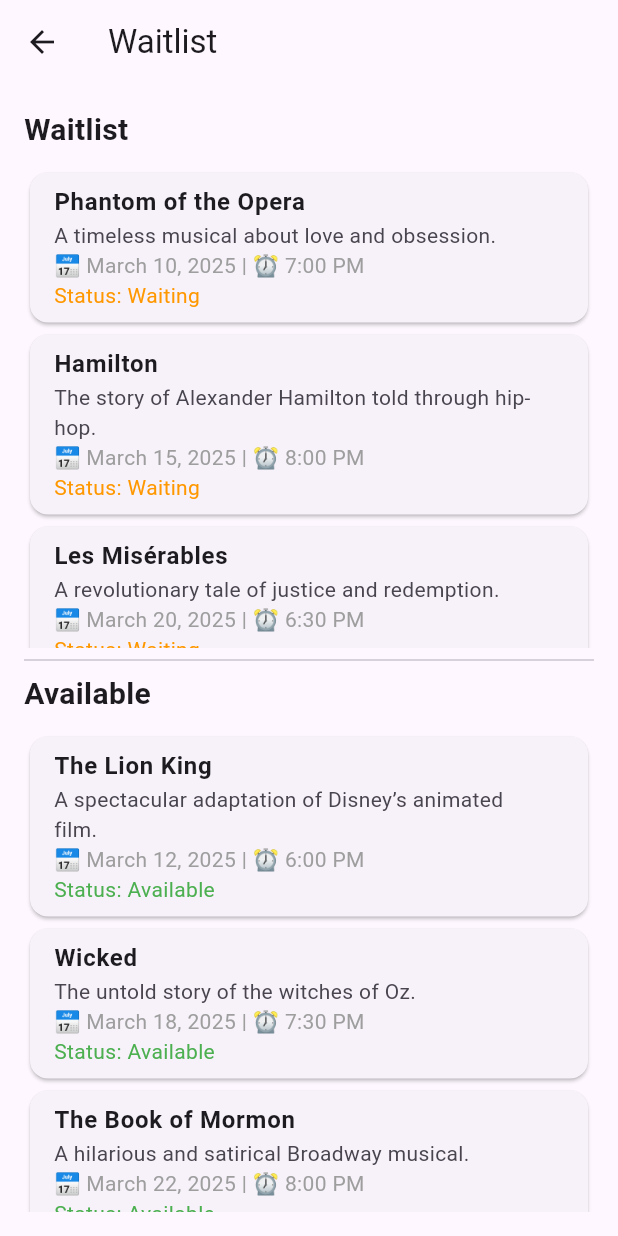
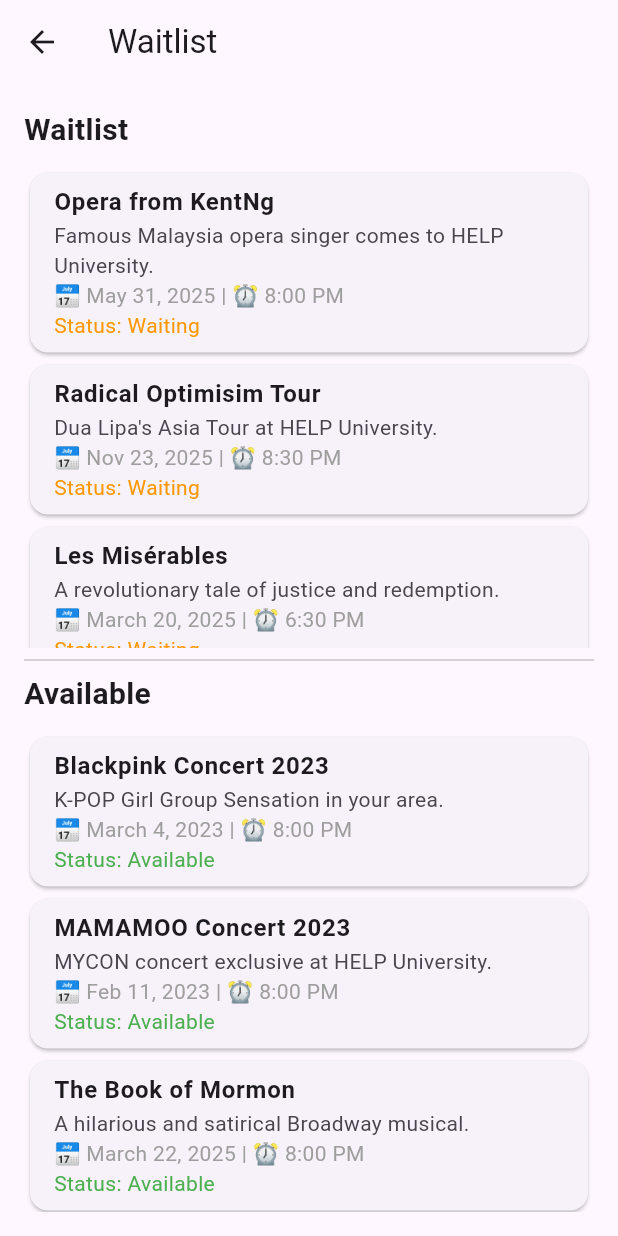
Before and after one commit to B2000513/assignmentbit31, a Flutter app: the WaitlistPage screen opened directly, on a phone screen of 412 x 824 dp. Run offline on Flutter 3.47's test engine with Material 3 defaults, Android fonts, the phone set to English and light mode, and no system bars; our stand-ins replace fl_chart, image_picker, open_file, pdf, qr_flutter; network calls fail.

Commit message:
Merge remote-tracking branch 'origin/ui-design' into ui-design
# Conflicts:
#	pubspec.yaml

```diff
--- a/lib/pages/admin_profile_page.dart
+++ b/lib/pages/admin_profile_page.dart
@@ -44,7 +44,7 @@
                   isEditing = !isEditing;
                 });
               },
-              child: Text(isEditing ? "Save" : "Edit Credentials"),
+              child: Text(isEditing ? "Save Changes" : "Edit Credentials"),
             ),
             SizedBox(height: 10),
             ElevatedButton(
--- a/lib/pages/waitlist_page.dart
+++ b/lib/pages/waitlist_page.dart
@@ -3,17 +3,17 @@
 class WaitlistPage extends StatelessWidget {
   final List<Map<String, String>> waitlistShows = [
     {
-      "title": "Phantom of the Opera",
-      "introduction": "A timeless musical about love and obsession.",
-      "date": "March 10, 2025",
-      "time": "7:00 PM",
+      "title": "Opera from KentNg",
+      "introduction": "Famous Malaysia opera singer comes to HELP University.",
+      "date": "May 31, 2025",
+      "time": "8:00 PM",
       "status": "Waiting"
     },
     {
-      "title": "Hamilton",
-      "introduction": "The story of Alexander Hamilton told through hip-hop.",
-      "date": "March 15, 2025",
-      "time": "8:00 PM",
+      "title": "Radical Optimisim Tour",
+      "introduction": "Dua Lipa's Asia Tour at HELP University.",
+      "date": "Nov 23, 2025",
+      "time": "8:30 PM",
       "status": "Waiting"
     },
     {
@@ -27,17 +27,17 @@
 
   final List<Map<String, String>> availableShows = [
     {
-      "title": "The Lion King",
-      "introduction": "A spectacular adaptation of Disney’s animated film.",
-      "date": "March 12, 2025",
-      "time": "6:00 PM",
+      "title": "Blackpink Concert 2023",
+      "introduction": "K-POP Girl Group Sensation in your area.",
+      "date": "March 4, 2023",
+      "time": "8:00 PM",
       "status": "Available"
     },
     {
-      "title": "Wicked",
-      "introduction": "The untold story of the witches of Oz.",
-      "date": "March 18, 2025",
-      "time": "7:30 PM",
+      "title": "MAMAMOO Concert 2023",
+      "introduction": "MYCON concert exclusive at HELP University.",
+      "date": "Feb 11, 2023",
+      "time": "8:00 PM",
       "status": "Available"
     },
     {
--- a/pubspec.yaml
+++ b/pubspec.yaml
@@ -43,6 +43,7 @@
   path_provider: ^2.1.5
   open_file: ^3.5.10
   qr_flutter: ^4.1.0
+  image_picker: ^1.0.7
 
 dev_dependencies:
   flutter_test:
```
Also changed, not shown: lib/pages/add_show.dart (added, +202 -0 lines), lib/pages/home_screen.dart (+12 -0 lines), lib/pages/signup_org_page.dart (+10 -3 lines), pubspec.lock, 5 other files.
